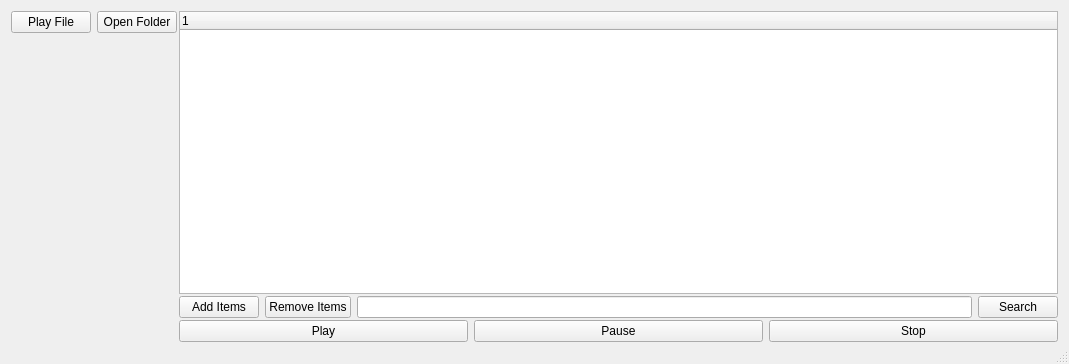
This is mainwindow.ui in GoatWizard/MySimpleQtPlayer as Qt 5 draws it before an edit. The edited form follows.
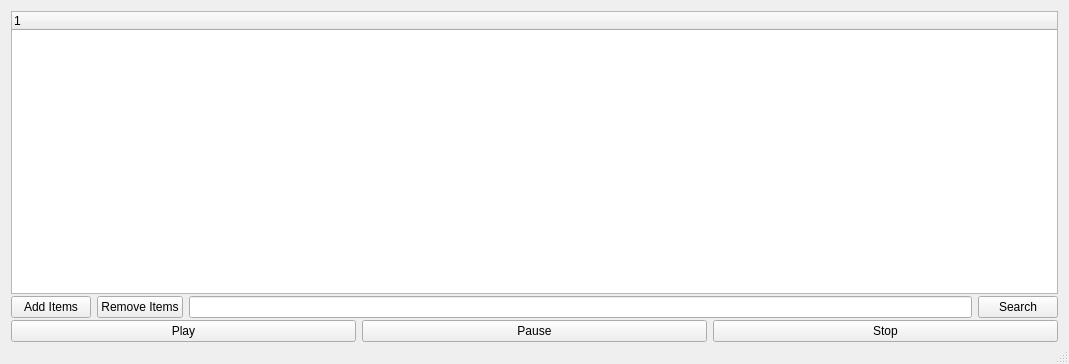
This is the edited form.

Commit message: Remove some buttons

Diff of the .ui file:
```diff
--- a/mainwindow.ui
+++ b/mainwindow.ui
@@ -36,36 +36,6 @@
       </column>
      </widget>
     </item>
-    <item row="0" column="0">
-     <layout class="QHBoxLayout" name="horizontalLayout_2">
-      <item>
-       <widget class="QPushButton" name="playFile">
-        <property name="sizePolicy">
-         <sizepolicy hsizetype="Maximum" vsizetype="Fixed">
-          <horstretch>0</horstretch>
-          <verstretch>0</verstretch>
-         </sizepolicy>
-        </property>
-        <property name="text">
-         <string>Play File</string>
-        </property>
-       </widget>
-      </item>
-      <item>
-       <widget class="QPushButton" name="pushButton_4">
-        <property name="sizePolicy">
-         <sizepolicy hsizetype="Maximum" vsizetype="Fixed">
-          <horstretch>0</horstretch>
-          <verstretch>0</verstretch>
-         </sizepolicy>
-        </property>
-        <property name="text">
-         <string>Open Folder</string>
-        </property>
-       </widget>
-      </item>
-     </layout>
-    </item>
     <item row="0" column="2" rowspan="4">
      <layout class="QFormLayout" name="PlaylistformLayout">
       <property name="sizeConstraint">
@@ -157,8 +127,11 @@
       </item>
      </layout>
     </item>
-    <item row="1" column="0" rowspan="3">
+    <item row="0" column="0" rowspan="4">
      <layout class="QFormLayout" name="InfoPannelLayout">
+      <property name="labelAlignment">
+       <set>Qt::AlignLeading|Qt::AlignLeft|Qt::AlignTop</set>
+      </property>
       <property name="formAlignment">
        <set>Qt::AlignLeading|Qt::AlignLeft|Qt::AlignTop</set>
       </property>
```
The commit also changes 4 other files.
